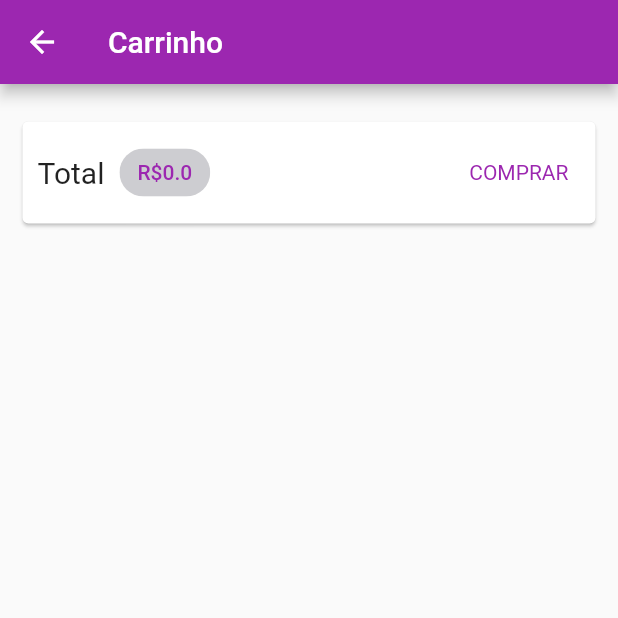
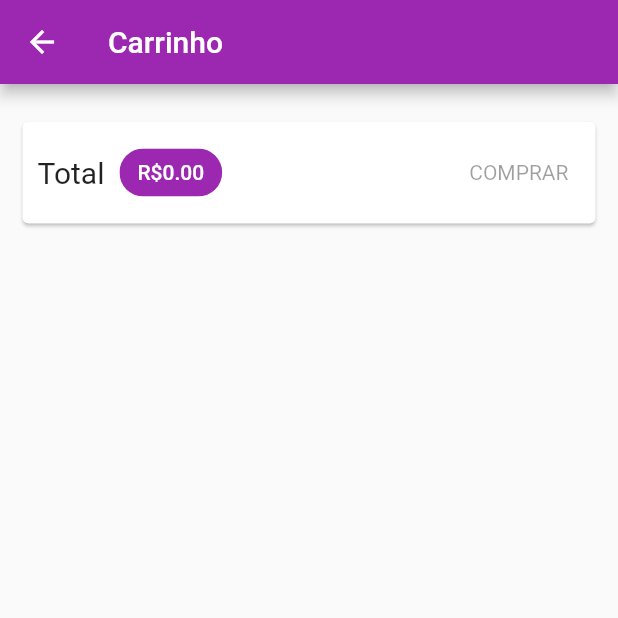
Before and after one commit to waldirdev01/new_shop, a Flutter app: the CartPage screen opened by its route, on a phone screen of 412 x 824 dp, the top half of it. Run offline on Flutter 3.47's test engine with Material 2 defaults, Android fonts, the phone set to English and light mode, and no system bars; network calls fail.

```diff
--- a/lib/pages/cart_page.dart
+++ b/lib/pages/cart_page.dart
@@ -37,31 +37,17 @@ class CartPage extends StatelessWidget {
                   ),
                   SizedBox(width: 10),
                   Chip(
-                    backgroundColor: Theme.of(context)
-                        .colorScheme
-                        .secondary
-                        .withOpacity(0.2),
+                    backgroundColor: Theme.of(context).colorScheme.primary,
                     label: Text(
-                      'R\$${cart.totalAmount}',
+                      'R\$${cart.totalAmount.toStringAsFixed(2)}',
                       style: TextStyle(
-                        color: Theme.of(context).colorScheme.primary,
+                        color:
+                        Theme.of(context).primaryTextTheme.headline6?.color,
                       ),
                     ),
                   ),
                   Spacer(),
-                  TextButton(
-                    child: Text('COMPRAR'),
-                    style: TextButton.styleFrom(
-                      textStyle: TextStyle(
-                        color: Theme.of(context).primaryColor,
-                      ),
-                    ),
-                    onPressed: () {
-                      Provider.of<OrderList>(context, listen: false)
-                          .addOrder(cart);
-                      cart.clear();
-                    },
-                  ),
+                  CartButton(cart: cart),
                 ],
               ),
             ),
@@ -77,3 +63,45 @@ class CartPage extends StatelessWidget {
     );
   }
 }
+
+class CartButton extends StatefulWidget {
+  const CartButton({
+    Key? key,
+    required this.cart,
+  }) : super(key: key);
+
+  final Cart cart;
+
+  @override
+  State<CartButton> createState() => _CartButtonState();
+}
+
+class _CartButtonState extends State<CartButton> {
+  bool _isLoading = false;
+
+  @override
+  Widget build(BuildContext context) {
+    return _isLoading
+        ? CircularProgressIndicator()
+        : TextButton(
+      child: Text('COMPRAR'),
+      style: TextButton.styleFrom(
+        textStyle: TextStyle(
+          color: Theme.of(context).colorScheme.primary,
+        ),
+      ),
+      onPressed: widget.cart.itemsCount == 0
+          ? null
+          : () async {
+        setState(() => _isLoading = true);
+        await Provider.of<OrderList>(
+          context,
+          listen: false,
+        ).addOrder(widget.cart);
+
+        widget.cart.clear();
+        setState(() => _isLoading = false);
+      },
+    );
+  }
+}
--- a/lib/utils/constants.dart
+++ b/lib/utils/constants.dart
@@ -1,4 +1,6 @@
 class Constants {
   static const PRODUCT_BASE_URL =
       'https://newshopp-46acb-default-rtdb.firebaseio.com/products';
+  static const ORDER_BASE_URL =
+      'https://newshopp-46acb-default-rtdb.firebaseio.com/orders';
 }
```
Also changed, not shown: lib/models/order_list.dart (+55 -4 lines), lib/pages/orders_page.dart (+22 -2 lines).
